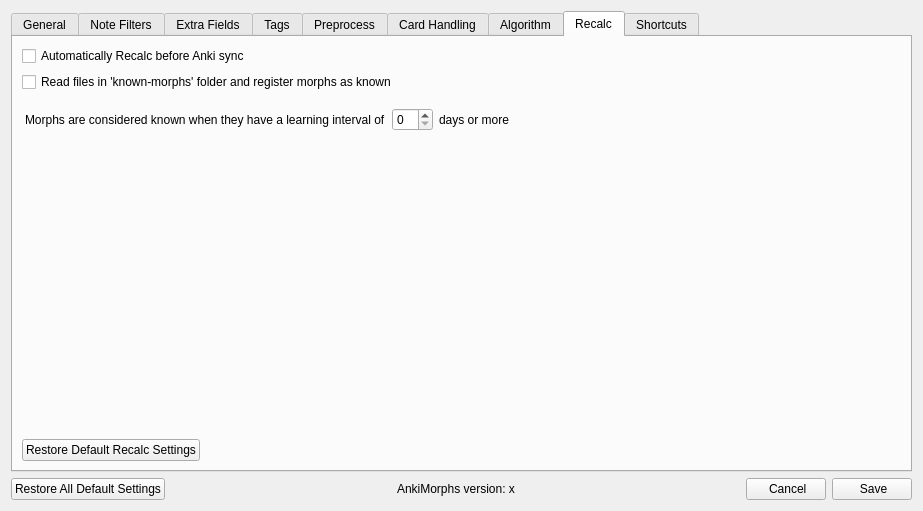
This is ankimorphs/ui/settings_dialog.ui in mortii/anki-morphs as Qt 5 draws it before an edit. The edited form follows.
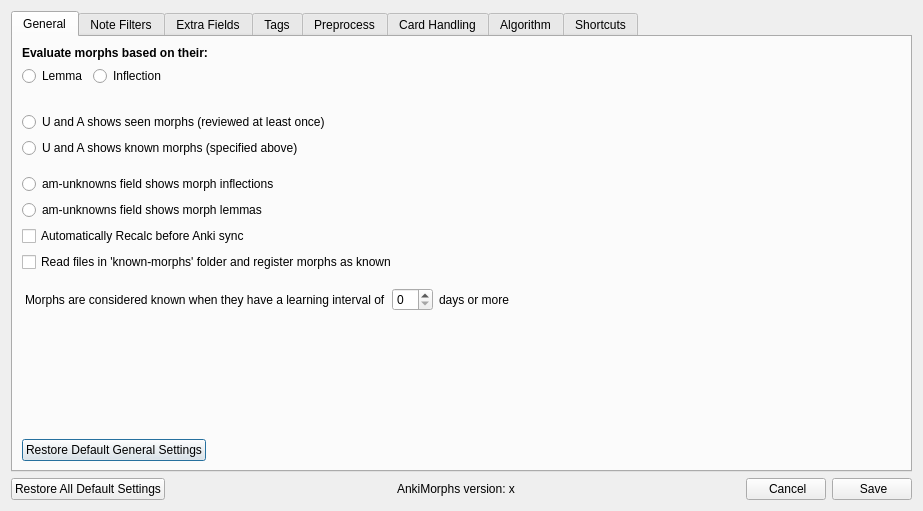
This is the edited form. The open tabs and pages were chosen to show the change.

Commit message: removed "recalc" tab

```diff
--- a/ankimorphs/ui/settings_dialog.ui
+++ b/ankimorphs/ui/settings_dialog.ui
@@ -139,6 +139,67 @@
            </item>
           </layout>
          </item>
+         <item>
+          <layout class="QVBoxLayout" name="verticalLayout_21">
+           <item>
+            <widget class="QCheckBox" name="recalcBeforeSyncCheckBox">
+             <property name="text">
+              <string>Automatically Recalc before Anki sync</string>
+             </property>
+            </widget>
+           </item>
+           <item>
+            <widget class="QCheckBox" name="recalcReadKnownMorphsFolderCheckBox">
+             <property name="text">
+              <string>Read files in 'known-morphs' folder and register morphs as known</string>
+             </property>
+            </widget>
+           </item>
+          </layout>
+         </item>
+         <item>
+          <layout class="QHBoxLayout" name="horizontalLayout_6">
+           <property name="leftMargin">
+            <number>3</number>
+           </property>
+           <property name="topMargin">
+            <number>10</number>
+           </property>
+           <property name="bottomMargin">
+            <number>0</number>
+           </property>
+           <item>
+            <widget class="QLabel" name="label_16">
+             <property name="text">
+              <string>Morphs are considered known when they have a learning interval of</string>
+             </property>
+            </widget>
+           </item>
+           <item>
+            <widget class="QSpinBox" name="recalcIntervalSpinBox"/>
+           </item>
+           <item>
+            <widget class="QLabel" name="label_17">
+             <property name="text">
+              <string>days or more</string>
+             </property>
+            </widget>
+           </item>
+           <item>
+            <spacer name="horizontalSpacer_13">
+             <property name="orientation">
+              <enum>Qt::Horizontal</enum>
+             </property>
+             <property name="sizeHint" stdset="0">
+              <size>
+               <width>40</width>
+               <height>20</height>
+              </size>
+             </property>
+            </spacer>
+           </item>
+          </layout>
+         </item>
          <item>
           <spacer name="verticalSpacer_7">
            <property name="orientation">
@@ -1036,115 +1097,6 @@
          </item>
         </layout>
        </widget>
-       <widget class="QWidget" name="recalc_tab">
-        <attribute name="title">
-         <string>Recalc</string>
-        </attribute>
-        <layout class="QVBoxLayout" name="verticalLayout_18">
-         <item>
-          <layout class="QVBoxLayout" name="verticalLayout_17">
-           <item>
-            <layout class="QVBoxLayout" name="verticalLayout_21">
-             <item>
-              <widget class="QCheckBox" name="recalcBeforeSyncCheckBox">
-               <property name="text">
-                <string>Automatically Recalc before Anki sync</string>
-               </property>
-              </widget>
-             </item>
-             <item>
-              <widget class="QCheckBox" name="recalcReadKnownMorphsFolderCheckBox">
-               <property name="text">
-                <string>Read files in 'known-morphs' folder and register morphs as known</string>
-               </property>
-              </widget>
-             </item>
-            </layout>
-           </item>
-           <item>
-            <layout class="QHBoxLayout" name="horizontalLayout_6">
-             <property name="leftMargin">
-              <number>3</number>
-             </property>
-             <property name="topMargin">
-              <number>10</number>
-             </property>
-             <property name="bottomMargin">
-              <number>0</number>
-             </property>
-             <item>
-              <widget class="QLabel" name="label_16">
-               <property name="text">
-                <string>Morphs are considered known when they have a learning interval of</string>
-               </property>
-              </widget>
-             </item>
-             <item>
-              <widget class="QSpinBox" name="recalcIntervalSpinBox"/>
-             </item>
-             <item>
-              <widget class="QLabel" name="label_17">
-               <property name="text">
-                <string>days or more</string>
-               </property>
-              </widget>
-             </item>
-             <item>
-              <spacer name="horizontalSpacer_13">
-               <property name="orientation">
-                <enum>Qt::Horizontal</enum>
-               </property>
-               <property name="sizeHint" stdset="0">
-                <size>
-                 <width>40</width>
-                 <height>20</height>
-                </size>
-               </property>
-              </spacer>
-             </item>
-            </layout>
-           </item>
-           <item>
-            <spacer name="verticalSpacer_3">
-             <property name="orientation">
-              <enum>Qt::Vertical</enum>
-             </property>
-             <property name="sizeHint" stdset="0">
-              <size>
-               <width>17</width>
-               <height>37</height>
-              </size>
-             </property>
-            </spacer>
-           </item>
-           <item>
-            <layout class="QHBoxLayout" name="horizontalLayout_9">
-             <item>
-              <widget class="QPushButton" name="restoreRecalcPushButton">
-               <property name="text">
-                <string>Restore Default Recalc Settings</string>
-               </property>
-              </widget>
-             </item>
-             <item>
-              <spacer name="horizontalSpacer_8">
-               <property name="orientation">
-                <enum>Qt::Horizontal</enum>
-               </property>
-               <property name="sizeHint" stdset="0">
-                <size>
-                 <width>40</width>
-                 <height>20</height>
-                </size>
-               </property>
-              </spacer>
-             </item>
-            </layout>
-           </item>
-          </layout>
-         </item>
-        </layout>
-       </widget>
        <widget class="QWidget" name="shortcuts_tab">
         <attribute name="title">
          <string>Shortcuts</string>
```
Left out of the diff: 2 changed lines with no effect on the pictures. The commit also changes 4 other files.
